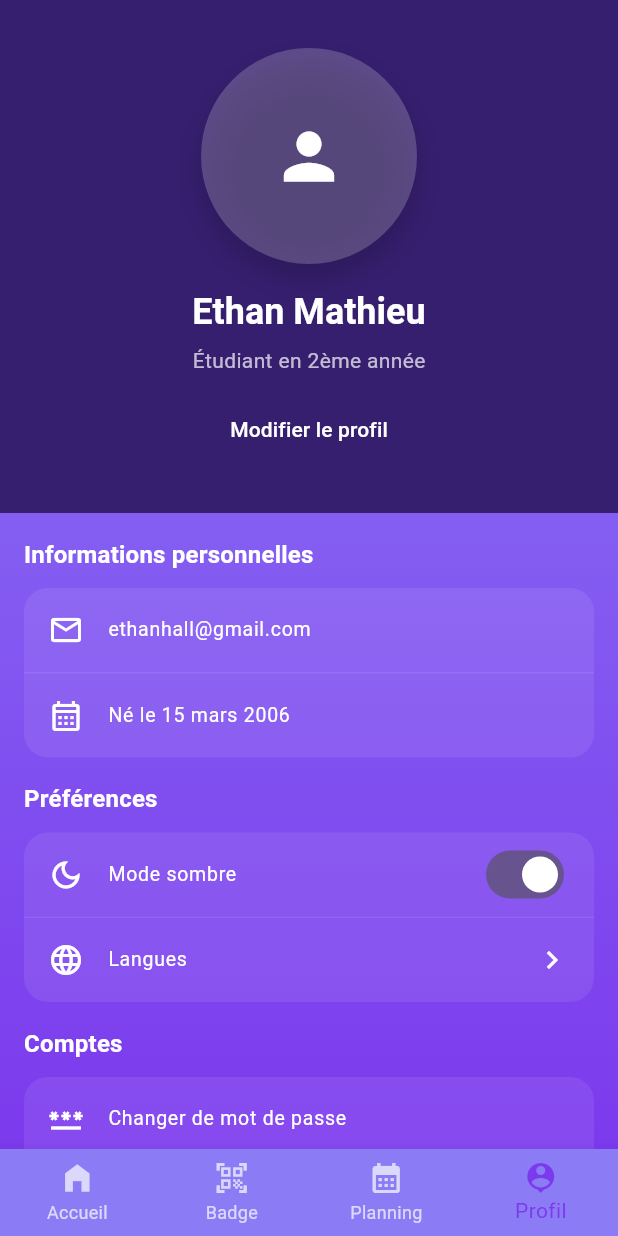
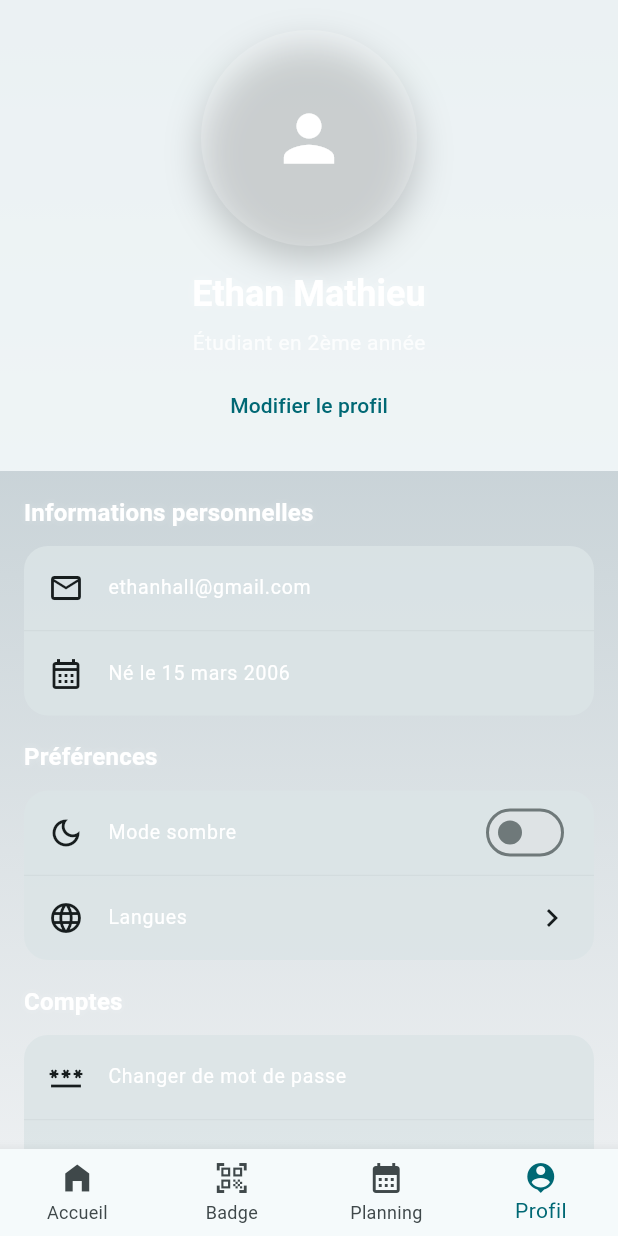
Before and after one commit to chaouche-praetoria/companion-itic, a Flutter app: the HomeScreen screen opened by its route, item 4 of the bottom bar chosen, after a tap on "Langues", on a phone screen of 412 x 824 dp. Run offline on Flutter 3.47's test engine with Material 3 defaults, Android fonts, the phone set to English and light mode, and no system bars; our stand-ins replace flutter_svg, google_fonts, shared_preferences; accounts and stored records are empty.

Commit message:
Refactor: Integrate Material 3 Theme and Enhance UI Consistency
This commit introduces Material 3 theming across the application and refactors UI elements for better consistency and visual appeal.

Key changes:

- **`app_theme.dart`**:
    - Updated `colorSchemeSeed` to `AppColors.white` for the light theme.
- **`home_screen.dart`**:
    - Replaced hardcoded gradient colors with `BrandGradients` from the theme.
    - Updated `BottomNavigationBar` to use theme colors and added elevation.
    - `_HomeTab`:
        - Now accepts `BrandGradients` and `ColorScheme` for theming.
        - Text elements now use `brand.text` and `brand.textShadow` for consistent styling.
        - Updated background colors of sections (e.g., "Classement BTS SIO 2", "Notifications") to use `cs.surfaceVariant` and `cs.surface` with opacity based on theme brightness.
        - Added borders to notification container using `cs.outlineVariant`.
        - Updated `CircleAvatar` background and icon colors.
- **`profile_home_screen.dart`**:
    - Integrated `BrandGradients` for background and text colors.
    - Updated the header section's background color to use `cs.surface` with opacity.
    - Updated text colors to use `brand.text` and `brand.text.withOpacity`.
    - Changed "Modifier le profil" button's `foregroundColor` to `cs.primary`.
    - Implemented a functional "Mode sombre" toggle using `ThemeController`.
    - Updated icon colors for "Langues" and "Se déconnecter" to `cs.onSurface`.
    - Updated app version text color to `cs.onSurfaceVariant`.
    - `_SectionCard`:
        - Text color now uses `brand?.text ?? cs.onBackground`.
        - Background color uses `cs.surfaceVariant` with opacity.
        - Divider color updated to `cs.outlineVariant.withOpacity(0.4)`.
    - `_tile`:
        - Icon and text colors now use `cs.onSurface` and `brand?.text ?? cs.onSurface`.
        - Added `tileColor: Colors.transparent` and `hoverColor: cs.primary.withOpacity(0.04)`.
- Removed `app_colors.dart` import where `BrandGradients` or `ColorScheme` is now used.

```diff
--- a/lib/screens/home/profile_home_screen.dart
+++ b/lib/screens/home/profile_home_screen.dart
@@ -1,22 +1,42 @@
 import 'package:flutter/material.dart';
-import '../../constants/app_colors.dart';
+import '../../utils/theme/brand_gradients.dart';
+import '../../utils/theme/theme_controller.dart';
 import '../../widgets/profile_avatar.dart';
+
 
 class ProfileHomeScreen extends StatelessWidget {
   const ProfileHomeScreen({super.key});
 
+  BrandGradients _brand(BuildContext context) {
+    final ext = Theme.of(context).extension<BrandGradients>();
+    if (ext != null) return ext;
+    final cs = Theme.of(context).colorScheme;
+    return BrandGradients(
+      g1: cs.primary,
+      g2: cs.primaryContainer,
+      g3: cs.secondary,
+      g4: cs.tertiary,
+      text: cs.onBackground,
+      textShadow: Colors.white24,
+    );
+  }
+
   @override
   Widget build(BuildContext context) {
     final theme = Theme.of(context);
+    final cs = theme.colorScheme;
+    final brand = _brand(context);
+    final isDark = theme.brightness == Brightness.dark;
 
     return Scaffold(
       backgroundColor: Colors.transparent,
       body: DecoratedBox(
-        decoration: const BoxDecoration(
+        decoration: BoxDecoration(
           gradient: LinearGradient(
             begin: Alignment.topCenter,
             end: Alignment.bottomCenter,
-            colors: [AppColors.gradientLight, AppColors.gradientDark],
+            colors: [brand.g1, brand.g2, brand.g3],
+            stops: const [0.0, 0.5, 1.0],
           ),
         ),
         child: CustomScrollView(
@@ -24,9 +44,8 @@ class ProfileHomeScreen extends StatelessWidget {
             SliverToBoxAdapter(
               child: Container(
                 width: double.infinity,
-                color: AppColors.hightDark,
-                padding:
-                    const EdgeInsets.symmetric(vertical: 32, horizontal: 20),
+                color: cs.surface.withOpacity(isDark ? 0.35 : 0.85),
+                padding: const EdgeInsets.all(20),
                 child: SafeArea(
                   bottom: false,
                   child: Column(
@@ -36,22 +55,23 @@ class ProfileHomeScreen extends StatelessWidget {
                       Text(
                         'Ethan Mathieu',
                         style: theme.textTheme.headlineSmall?.copyWith(
-                          color: AppColors.white,
+                          color: brand.text,
                           fontWeight: FontWeight.w700,
+                          shadows: [Shadow(blurRadius: 8, color: brand.textShadow)],
                         ),
                       ),
                       const SizedBox(height: 6),
                       Text(
                         'Étudiant en 2ème année',
                         style: theme.textTheme.bodyMedium?.copyWith(
-                          color: AppColors.white70,
+                          color: brand.text.withOpacity(0.8),
                         ),
                       ),
-                      const SizedBox(height: 12),
+                      const SizedBox(height: 8),
                       TextButton(
                         onPressed: () {},
                         style: TextButton.styleFrom(
-                          foregroundColor: AppColors.white,
+                          foregroundColor: cs.primary,
                         ),
                         child: const Text('Modifier le profil'),
                       ),
@@ -60,6 +80,7 @@ class ProfileHomeScreen extends StatelessWidget {
                 ),
               ),
             ),
+
             SliverPadding(
               padding: const EdgeInsets.all(16),
               sliver: SliverList.list(
@@ -84,18 +105,24 @@ class ProfileHomeScreen extends StatelessWidget {
                       _tile(
                         icon: Icons.dark_mode_outlined,
                         label: 'Mode sombre',
-                        trailing: Switch(
-                          value: true,
-                          onChanged: (v) {
-
+                        trailing: ValueListenableBuilder(
+                          valueListenable: ThemeController.instance.mode,
+                          builder: (context, mode, _) {
+                            final isDarkSwitch =
+                                ThemeController.instance.materialMode == ThemeMode.dark;
+                            return Switch(
+                              value: isDarkSwitch,
+                              onChanged: (v) async {
+                                await ThemeController.instance.toggleLightDark();
+                              },
+                            );
                           },
                         ),
                       ),
                       _tile(
                         icon: Icons.language_outlined,
                         label: 'Langues',
-                        trailing: const Icon(Icons.chevron_right,
-                            color: AppColors.white),
+                        trailing: Icon(Icons.chevron_right, color: cs.onSurface),
                         onTap: () {},
                       ),
                     ],
@@ -112,8 +139,7 @@ class ProfileHomeScreen extends StatelessWidget {
                       _tile(
                         icon: Icons.logout,
                         label: 'Se déconnecter',
-                        trailing: const Icon(Icons.chevron_right,
-                            color: AppColors.white),
+                        trailing: Icon(Icons.chevron_right, color: cs.onSurface),
                         onTap: () {},
                       ),
                     ],
@@ -134,7 +160,7 @@ class ProfileHomeScreen extends StatelessWidget {
                     child: Text(
                       'v1.0.0',
                       style: theme.textTheme.bodySmall?.copyWith(
-                        color: AppColors.white70,
+                        color: cs.onSurfaceVariant,
                       ),
                     ),
                   ),
@@ -157,6 +183,8 @@ class _SectionCard extends StatelessWidget {
   @override
   Widget build(BuildContext context) {
     final theme = Theme.of(context);
+    final cs = theme.colorScheme;
+    final brand = theme.extension<BrandGradients>();
 
     return Semantics(
       container: true,
@@ -167,18 +195,21 @@ class _SectionCard extends StatelessWidget {
           Text(
             title,
             style: theme.textTheme.titleMedium?.copyWith(
-              color: AppColors.white,
+              color: brand?.text ?? cs.onBackground,
               fontWeight: FontWeight.w700,
+              shadows: [if (brand != null) Shadow(blurRadius: 6, color: brand.textShadow)],
             ),
           ),
           const SizedBox(height: 10),
           Material(
-            color: Colors.white.withOpacity(0.08),
+            color: cs.surfaceVariant.withOpacity(
+              theme.brightness == Brightness.dark ? 0.5 : 0.85,
+            ),
             borderRadius: BorderRadius.circular(16),
             child: ListTileTheme(
-              iconColor: AppColors.white,
-              textColor: AppColors.white,
-              child: Column(children: _withDividers(children)),
+              iconColor: cs.onSurface,
+              textColor: cs.onSurface,
+              child: Column(children: _withDividers(children, cs)),
             ),
           ),
         ],
@@ -186,7 +217,7 @@ class _SectionCard extends StatelessWidget {
     );
   }
 
-  List<Widget> _withDividers(List<Widget> tiles) {
+  List<Widget> _withDividers(List<Widget> tiles, ColorScheme cs) {
     final List<Widget> result = [];
     for (var i = 0; i < tiles.length; i++) {
       result.add(tiles[i]);
@@ -194,7 +225,7 @@ class _SectionCard extends StatelessWidget {
         result.add(Divider(
           height: 1,
           thickness: 0.6,
-          color: Colors.white.withOpacity(0.12),
+          color: cs.outlineVariant.withOpacity(0.4),
         ));
       }
     }
@@ -208,11 +239,17 @@ Widget _tile({
   Widget? trailing,
   VoidCallback? onTap,
 }) {
+  return Builder(
+    builder: (context) {
+      final theme = Theme.of(context);
+      final cs = theme.colorScheme;
+      final brand = theme.extension<BrandGradients>();
+
       return ListTile(
-    leading: Icon(icon, color: AppColors.white),
+        leading: Icon(icon, color: cs.onSurface),
         title: Text(
           label,
-      style: const TextStyle(color: AppColors.white),
+          style: TextStyle(color: brand?.text ?? cs.onSurface),
           overflow: TextOverflow.ellipsis,
         ),
         trailing: trailing,
@@ -220,5 +257,9 @@ Widget _tile({
         dense: true,
         contentPadding: const EdgeInsets.symmetric(horizontal: 16, vertical: 4),
         shape: RoundedRectangleBorder(borderRadius: BorderRadius.circular(12)),
+        tileColor: Colors.transparent,
+        hoverColor: cs.primary.withOpacity(0.04),
+      );
+    },
   );
 }
--- a/lib/screens/home_screen.dart
+++ b/lib/screens/home_screen.dart
@@ -1,3 +1,4 @@
+// lib/screens/home_screen.dart
 import 'package:companion/screens/home/badge_home_screen.dart';
 import 'package:companion/screens/home/planning_home_screen.dart';
 import 'package:companion/screens/home/profile_home_screen.dart';
@@ -5,8 +6,8 @@ import 'package:companion/widgets/section_title.dart';
 import 'package:flutter/material.dart';
 import 'package:google_fonts/google_fonts.dart';
 
-import '../constants/app_colors.dart';
 import '../constants/app_sizes.dart';
+import '../utils/theme/brand_gradients.dart';
 import '../widgets/cards/discipline_card.dart';
 import '../widgets/cards/notification_card.dart';
 import '../widgets/custom_button.dart';
@@ -21,12 +22,30 @@ class HomeScreen extends StatefulWidget {
 class _HomeScreenState extends State<HomeScreen> {
   int _currentIndex = 0;
 
+  BrandGradients _brand(BuildContext context) {
+    final ext = Theme.of(context).extension<BrandGradients>();
+    if (ext != null) return ext;
+
+    // Fallback si l’extension n’est pas branchée
+    final cs = Theme.of(context).colorScheme;
+    return BrandGradients(
+      g1: cs.primary,
+      g2: cs.primaryContainer,
+      g3: cs.secondary,
+      g4: cs.tertiary,
+      text: cs.onBackground,
+      textShadow: Colors.white24,
+    );
+  }
+
   @override
   Widget build(BuildContext context) {
     final screenSize = MediaQuery.of(context).size;
+    final brand = _brand(context);
+    final cs = Theme.of(context).colorScheme;
 
     final pages = <Widget>[
-      _HomeTab(screenSize: screenSize),
+      _HomeTab(screenSize: screenSize, brand: brand, cs: cs),
       const BadgeHomeScreen(),
       PlanningHomeScreen(screenSize: screenSize),
       const ProfileHomeScreen(),
@@ -35,11 +54,12 @@ class _HomeScreenState extends State<HomeScreen> {
     return Scaffold(
       body: Container(
         width: screenSize.width,
-        decoration: const BoxDecoration(
+        decoration: BoxDecoration(
           gradient: LinearGradient(
             begin: Alignment.topCenter,
             end: Alignment.bottomCenter,
-            colors: [AppColors.gradientLight, AppColors.gradientDark],
+            colors: [brand.g1, brand.g2, brand.g3],
+            stops: const [0.0, 0.5, 1.0],
           ),
         ),
         child: SafeArea(
@@ -48,10 +68,11 @@ class _HomeScreenState extends State<HomeScreen> {
       ),
       bottomNavigationBar: BottomNavigationBar(
         type: BottomNavigationBarType.fixed,
+        elevation: 8,
+        backgroundColor: cs.surface,
         currentIndex: _currentIndex,
-        selectedItemColor: AppColors.gradientDark,
-        unselectedItemColor: Colors.white.withValues(alpha: 0.7),
-        backgroundColor: AppColors.gradientLight,
+        selectedItemColor: cs.primary,
+        unselectedItemColor: cs.onSurfaceVariant,
         onTap: (int index) => setState(() => _currentIndex = index),
         items: const [
           BottomNavigationBarItem(icon: Icon(Icons.home_filled), label: 'Accueil'),
@@ -65,8 +86,15 @@ class _HomeScreenState extends State<HomeScreen> {
 }
 
 class _HomeTab extends StatefulWidget {
-  const _HomeTab({required this.screenSize});
+  const _HomeTab({
+    required this.screenSize,
+    required this.brand,
+    required this.cs,
+  });
+
   final Size screenSize;
+  final BrandGradients brand;
+  final ColorScheme cs;
 
   @override
   State<_HomeTab> createState() => _HomeTabState();
@@ -75,6 +103,9 @@ class _HomeTab extends StatefulWidget {
 class _HomeTabState extends State<_HomeTab> {
   @override
   Widget build(BuildContext context) {
+    final brand = widget.brand;
+    final cs = widget.cs;
+
     return Padding(
       padding: const EdgeInsets.symmetric(horizontal: 20),
       child: SingleChildScrollView(
@@ -85,23 +116,32 @@ class _HomeTabState extends State<_HomeTab> {
             Text(
               "Bonjour",
               style: GoogleFonts.inter(
-                color: AppColors.white,
+                color: brand.text,
                 fontSize: AppSizes.titleFontSize,
                 fontWeight: FontWeight.w600,
+                shadows: [
+                  Shadow(blurRadius: 6, color: brand.textShadow),
+                ],
               ),
               textAlign: TextAlign.left,
             ),
             Text(
               "Ethan36",
               style: GoogleFonts.inter(
-                color: AppColors.white,
+                color: brand.text,
                 fontSize: AppSizes.bigTitleFontSize,
                 fontWeight: FontWeight.w600,
+                shadows: [
+                  Shadow(blurRadius: 8, color: brand.textShadow),
+                ],
               ),
               textAlign: TextAlign.left,
             ),
+
             const SizedBox(height: 20),
-            SectionTitle(title: "Discipline en cours"),
+
+            const SectionTitle(title: "Discipline en cours"),
+
             CurrentDisciplineCard(
               screenSize: widget.screenSize,
               startTime: "9H00",
@@ -109,14 +149,18 @@ class _HomeTabState extends State<_HomeTab> {
               subject: "Anglais",
               room: "Salle 10",
             ),
+
             const SizedBox(height: 20),
-            SectionTitle(title: "Classement BTS SIO 2"),
+            const SectionTitle(title: "Classement BTS SIO 2"),
+
             Container(
               width: widget.screenSize.width,
               height: widget.screenSize.height * 0.22,
               margin: EdgeInsets.only(top: widget.screenSize.height * 0.01),
               decoration: BoxDecoration(
-                color: AppColors.hightDark,
+                color: cs.surfaceVariant.withOpacity(
+                  Theme.of(context).brightness == Brightness.dark ? 0.6 : 0.9,
+                ),
                 borderRadius: BorderRadius.circular(15),
               ),
               child: Column(
@@ -142,17 +186,20 @@ class _HomeTabState extends State<_HomeTab> {
                       children: [
                         Row(
                           children: [
-                            const CircleAvatar(
+                            CircleAvatar(
                               radius: 40,
-                              child: Icon(Icons.person, color: AppColors.white, size: 50),
+                              backgroundColor: cs.primary.withOpacity(0.15),
+                              child: Icon(Icons.person,
+                                  color: brand.text, size: 50),
                             ),
                             const SizedBox(width: 12),
                             Text(
                               "Ethan36",
                               style: GoogleFonts.inter(
-                                color: AppColors.white,
+                                color: brand.text,
                                 fontSize: AppSizes.subtitleFontSize,
                                 fontWeight: FontWeight.w600,
+                                shadows: [Shadow(blurRadius: 4, color: brand.textShadow)],
                               ),
                             ),
                           ],
@@ -160,9 +207,10 @@ class _HomeTabState extends State<_HomeTab> {
                         Text(
                           "29e",
                           style: GoogleFonts.inter(
-                            color: AppColors.white,
+                            color: brand.text,
                             fontSize: AppSizes.subtitleFontSize,
                             fontWeight: FontWeight.w600,
+                            shadows: [Shadow(blurRadius: 4, color: brand.textShadow)],
                           ),
                         ),
                       ],
@@ -180,14 +228,21 @@ class _HomeTabState extends State<_HomeTab> {
                 ],
               ),
             ),
+
             const SizedBox(height: 20),
-            SectionTitle(title: "Notifications"),
+            const SectionTitle(title: "Notifications"),
+
             Container(
               width: double.infinity,
               margin: const EdgeInsets.only(top: 10),
               decoration: BoxDecoration(
-                color: AppColors.hightDark,
+                color: cs.surface.withOpacity(
+                  Theme.of(context).brightness == Brightness.dark ? 0.6 : 0.9,
+                ),
                 borderRadius: BorderRadius.circular(20),
+                border: Border.all(
+                  color: cs.outlineVariant.withOpacity(0.4),
+                ),
               ),
               child: const Padding(
                 padding: EdgeInsets.all(10),
@@ -206,6 +261,7 @@ class _HomeTabState extends State<_HomeTab> {
                 ),
               ),
             ),
+
             const SizedBox(height: 20),
           ],
         ),
--- a/lib/utils/theme/app_theme.dart
+++ b/lib/utils/theme/app_theme.dart
@@ -7,7 +7,7 @@ class AppTheme {
     return ThemeData(
       useMaterial3: true,
       brightness: Brightness.light,
-      colorSchemeSeed: AppColors.gradientDark,
+      colorSchemeSeed: AppColors.white,
       extensions: [
         BrandGradients(
           g1: const Color(0xFFB0BEC5),
```
Lines whose indentation alone changed are shown as unchanged.
